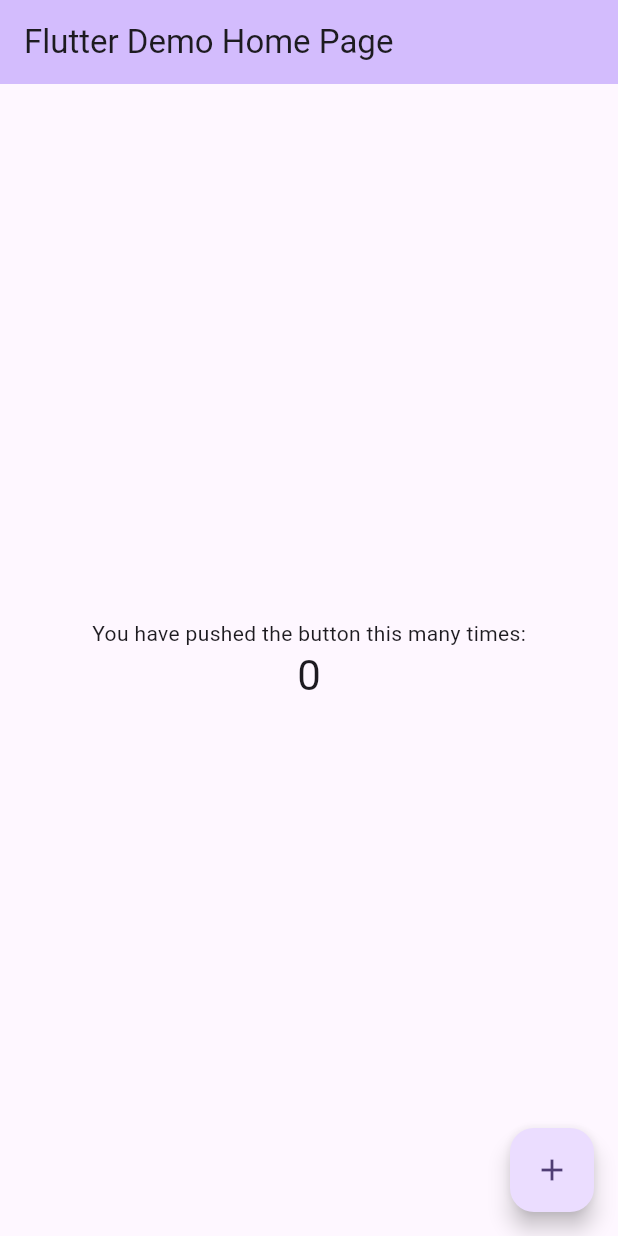
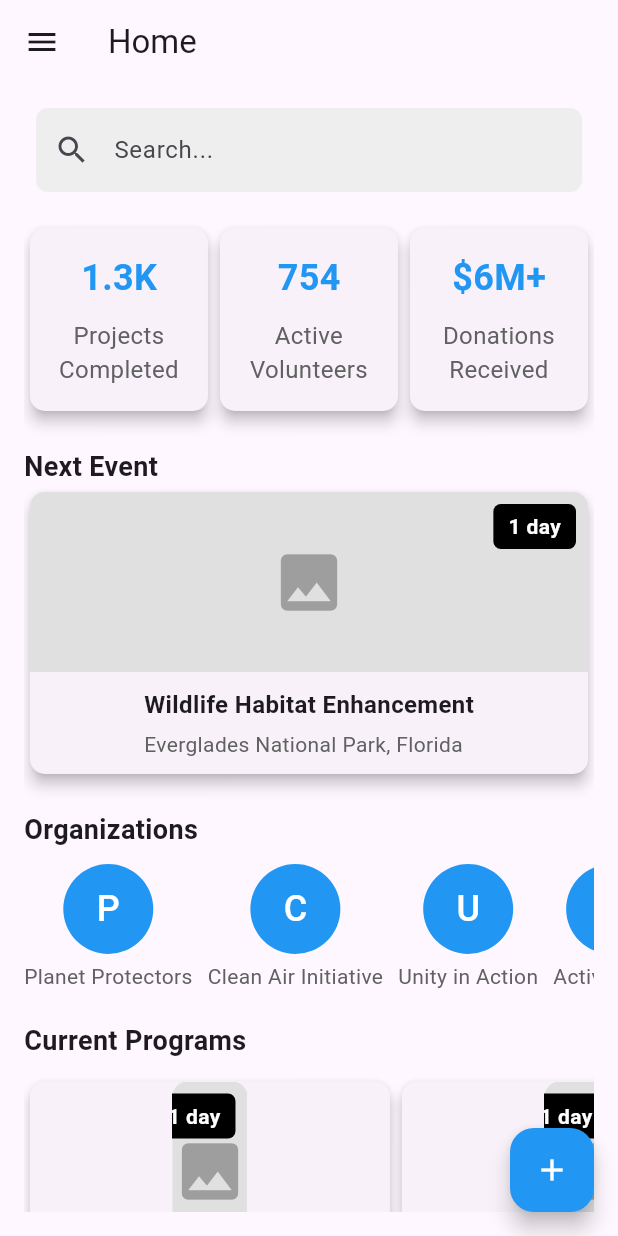
Before and after one commit to CodingBlinders/we4us, a Flutter app: the screen it shows after launch, on a phone screen of 412 x 824 dp. Run offline on Flutter 3.47's test engine with Material 3 defaults, Android fonts, the phone set to English and light mode, and no system bars; our stand-ins replace shared_preferences, toastification.

Commit message:
oragization dashboard

```diff
--- a/lib/main.dart
+++ b/lib/main.dart
@@ -1,4 +1,7 @@
 import 'package:flutter/material.dart';
+
+import 'login.dart';
+import 'organization_dashboard.dart';
 
 void main() {
   runApp(const MyApp());
@@ -31,95 +34,7 @@ class MyApp extends StatelessWidget {
         colorScheme: ColorScheme.fromSeed(seedColor: Colors.deepPurple),
         useMaterial3: true,
       ),
-      home: const MyHomePage(title: 'Flutter Demo Home Page'),
+      home: OrganizationDashboard(),
     );
   }
 }
-
-class MyHomePage extends StatefulWidget {
-  const MyHomePage({super.key, required this.title});
-
-  // This widget is the home page of your application. It is stateful, meaning
-  // that it has a State object (defined below) that contains fields that affect
-  // how it looks.
-
-  // This class is the configuration for the state. It holds the values (in this
-  // case the title) provided by the parent (in this case the App widget) and
-  // used by the build method of the State. Fields in a Widget subclass are
-  // always marked "final".
-
-  final String title;
-
-  @override
-  State<MyHomePage> createState() => _MyHomePageState();
-}
-
-class _MyHomePageState extends State<MyHomePage> {
-  int _counter = 0;
-
-  void _incrementCounter() {
-    setState(() {
-      // This call to setState tells the Flutter framework that something has
-      // changed in this State, which causes it to rerun the build method below
-      // so that the display can reflect the updated values. If we changed
-      // _counter without calling setState(), then the build method would not be
-      // called again, and so nothing would appear to happen.
-      _counter++;
-    });
-  }
-
-  @override
-  Widget build(BuildContext context) {
-    // This method is rerun every time setState is called, for instance as done
-    // by the _incrementCounter method above.
-    //
-    // The Flutter framework has been optimized to make rerunning build methods
-    // fast, so that you can just rebuild anything that needs updating rather
-    // than having to individually change instances of widgets.
-    return Scaffold(
-      appBar: AppBar(
-        // TRY THIS: Try changing the color here to a specific color (to
-        // Colors.amber, perhaps?) and trigger a hot reload to see the AppBar
-        // change color while the other colors stay the same.
-        backgroundColor: Theme.of(context).colorScheme.inversePrimary,
-        // Here we take the value from the MyHomePage object that was created by
-        // the App.build method, and use it to set our appbar title.
-        title: Text(widget.title),
-      ),
-      body: Center(
-        // Center is a layout widget. It takes a single child and positions it
-        // in the middle of the parent.
-        child: Column(
-          // Column is also a layout widget. It takes a list of children and
-          // arranges them vertically. By default, it sizes itself to fit its
-          // children horizontally, and tries to be as tall as its parent.
-          //
-          // Column has various properties to control how it sizes itself and
-          // how it positions its children. Here we use mainAxisAlignment to
-          // center the children vertically; the main axis here is the vertical
-          // axis because Columns are vertical (the cross axis would be
-          // horizontal).
-          //
-          // TRY THIS: Invoke "debug painting" (choose the "Toggle Debug Paint"
-          // action in the IDE, or press "p" in the console), to see the
-          // wireframe for each widget.
-          mainAxisAlignment: MainAxisAlignment.center,
-          children: <Widget>[
-            const Text(
-              'You have pushed the button this many times:',
-            ),
-            Text(
-              '$_counter',
-              style: Theme.of(context).textTheme.headlineMedium,
-            ),
-          ],
-        ),
-      ),
-      floatingActionButton: FloatingActionButton(
-        onPressed: _incrementCounter,
-        tooltip: 'Increment',
-        child: const Icon(Icons.add),
-      ), // This trailing comma makes auto-formatting nicer for build methods.
-    );
-  }
-}
--- /dev/null
+++ b/lib/organization_dashboard.dart
@@ -0,0 +1,370 @@
+import 'package:flutter/material.dart';
+import 'package:weforus/sidebar.dart';
+
+class OrganizationDashboard extends StatelessWidget {
+  @override
+  Widget build(BuildContext context) {
+    return Scaffold(
+      drawer: MyDrawer(),
+      appBar: AppBar(
+        title: const Text('Home'),
+        leading: Builder(
+          builder: (BuildContext context) {
+            return IconButton(
+              icon: const Icon(Icons.menu),
+              onPressed: () {
+                Scaffold.of(context).openDrawer();
+              },
+            );
+          },
+        ),
+      ),
+      body: Padding(
+        padding: const EdgeInsets.all(16.0),
+        child: ListView(
+          children: <Widget>[
+            SearchBar(
+              onSearch: (query) {
+                // Implement your search logic here
+              },
+            ),
+            SizedBox(height: 20),
+            Row(
+              mainAxisAlignment: MainAxisAlignment.spaceBetween,
+              children: <Widget>[
+                StatCard(title: 'Projects Completed', value: '1.3K'),
+                StatCard(title: 'Active Volunteers', value: '754'),
+                StatCard(title: 'Donations Received', value: '\$6M+'),
+              ],
+            ),
+            SizedBox(height: 20),
+            Text(
+              'Next Event',
+              style: TextStyle(fontSize: 18, fontWeight: FontWeight.bold),
+            ),
+            NextEventCard(nexteventname:'Wildlife Habitat Enhancement', nexteventtopic: 'Everglades National Park, Florida'),
+            SizedBox(height: 20),
+            Text(
+              'Organizations',
+              style: TextStyle(fontSize: 18, fontWeight: FontWeight.bold),
+            ),
+            SizedBox(height: 10),
+            SingleChildScrollView(
+              scrollDirection: Axis.horizontal,
+              child: Row(
+                children: <Widget>[
+                  OrganizationCard(name: 'Planet Protectors'),
+                  OrganizationCard(name: 'Clean Air Initiative'),
+                  OrganizationCard(name: 'Unity in Action'),
+                  OrganizationCard(name: 'Active Lives'),
+                  OrganizationCard(name: 'Hope Crusaders'),
+                ],
+              ),
+            ),
+            SizedBox(height: 20),
+            Text(
+              'Current Programs',
+              style: TextStyle(fontSize: 18, fontWeight: FontWeight.bold),
+            ),
+            SizedBox(height: 10),
+            // CurrentProgramCard(),
+            SingleChildScrollView(
+              scrollDirection: Axis.horizontal,
+              child: Row(
+                children: <Widget>[
+                  CurrentProgram(eventname:'Wildlife Habitat Enhancement', eventtopic: 'Everglades National Park, Florida'),
+                  CurrentProgram(eventname:'Wildlife Habitat Enhancement', eventtopic: 'Everglades National Park, Florida'),
+                  CurrentProgram(eventname:'Wildlife Habitat Enhancement', eventtopic: 'Everglades National Park, Florida'),
+                  CurrentProgram(eventname:'Wildlife Habitat Enhancement', eventtopic: 'Everglades National Park, Florida'),
+
+                ],
+              ),
+            ),
+          ],
+        ),
+      ),
+      floatingActionButton: FloatingActionButton(
+        onPressed: () {
+          // Implement your action here
+        },
+        foregroundColor: Colors.white,
+        backgroundColor: Colors.blue,
+        child: const Icon(Icons.add),
+      ),
+    );
+  }
+}
+
+class SearchBar extends StatefulWidget {
+  final Function(String) onSearch;
+
+  const SearchBar({Key? key, required this.onSearch}) : super(key: key);
+
+  @override
+  _SearchBarState createState() => _SearchBarState();
+}
+
+class _SearchBarState extends State<SearchBar> {
+  TextEditingController _controller = TextEditingController();
+
+  void _clearSearch() {
+    setState(() {
+      _controller.clear();
+      widget.onSearch('');
+    });
+  }
+
+  @override
+  Widget build(BuildContext context) {
+    return Padding(
+      padding: const EdgeInsets.symmetric(horizontal: 8.0),
+      child: TextField(
+        controller: _controller,
+        onChanged: widget.onSearch,
+        decoration: InputDecoration(
+          hintText: 'Search...',
+          prefixIcon: Icon(Icons.search),
+          suffixIcon: _controller.text.isNotEmpty
+              ? IconButton(
+            icon: Icon(Icons.clear),
+            onPressed: _clearSearch,
+          )
+              : null,
+          border: OutlineInputBorder(
+            borderRadius: BorderRadius.circular(8.0),
+            borderSide: BorderSide.none,
+          ),
+          filled: true,
+          fillColor: Colors.grey[200],
+        ),
+      ),
+    );
+  }
+}
+
+class StatCard extends StatelessWidget {
+  final String title;
+  final String value;
+
+  StatCard({required this.title, required this.value});
+
+  @override
+  Widget build(BuildContext context) {
+    return Expanded(
+      child: Card(
+        elevation: 4,
+        shape: RoundedRectangleBorder(borderRadius: BorderRadius.circular(10)),
+        child: Container(
+          padding: EdgeInsets.all(16.0),
+          child: Column(
+            crossAxisAlignment: CrossAxisAlignment.center,
+            children: <Widget>[
+              Text(
+                value,
+                style: TextStyle(fontSize: 24, fontWeight: FontWeight.bold, color: Colors.blue),
+              ),
+              SizedBox(height: 10),
+              Text(
+                title,
+                textAlign: TextAlign.center,
+                style: TextStyle(fontSize: 16, color: Colors.grey[700]),
+              ),
+            ],
+          ),
+        ),
+      ),
+    );
+  }
+}
+
+class NextEventCard extends StatelessWidget {
+  final String nexteventname,nexteventtopic;
+
+  NextEventCard({required this.nexteventname,required this.nexteventtopic});
+  @override
+  Widget build(BuildContext context) {
+    return Card(
+      elevation: 4,
+      shape: RoundedRectangleBorder(borderRadius: BorderRadius.circular(10.0)),
+      child: Column(
+        mainAxisSize: MainAxisSize.min,
+        children: <Widget>[
+          Stack(
+            children: <Widget>[
+              Container(
+                height: 120.0,
+                decoration: BoxDecoration(
+                  color: Colors.grey[300],
+                  borderRadius: BorderRadius.vertical(top: Radius.circular(10.0)),
+                ),
+                child: Center(
+                  child: Icon(
+                    Icons.image,
+                    size: 50.0,
+                    color: Colors.grey[500],
+                  ),
+                ),
+              ),
+              Positioned(
+                top: 8.0,
+                right: 8.0,
+                child: Container(
+                  padding: EdgeInsets.symmetric(horizontal: 10.0, vertical: 5.0),
+                  decoration: BoxDecoration(
+                    color: Colors.black,
+                    borderRadius: BorderRadius.circular(5.0),
+                  ),
+                  child: const Text(
+                    '1 day',
+                    style: TextStyle(
+                      color: Colors.white,
+                      fontWeight: FontWeight.bold,
+                    ),
+                  ),
+                ),
+              ),
+            ],
+          ),
+          Padding(
+            padding: EdgeInsets.all(10.0),
+            child: Column(
+              crossAxisAlignment: CrossAxisAlignment.start,
+              children: <Widget>[
+                Text(
+                  nexteventname,
+
+                  style: TextStyle(
+                    fontSize: 16.0,
+                    fontWeight: FontWeight.bold,
+                  ),
+                ),
+                const SizedBox(height: 5.0),
+                Text(
+                  nexteventtopic,
+                  style: TextStyle(
+                    fontSize: 14.0,
+                    color: Colors.grey[700],
+                  ),
+                ),
+              ],
+            ),
+          ),
+        ],
+      ),
+    );
+  }
+}
+
+class OrganizationCard extends StatelessWidget {
+  final String name;
+
+  OrganizationCard({required this.name});
+
+  @override
+  Widget build(BuildContext context) {
+    return Padding(
+      padding: const EdgeInsets.only(right: 10.0),
+      child: Column(
+        children: <Widget>[
+          CircleAvatar(
+            radius: 30,
+            backgroundColor: Colors.blue,
+            child: Text(
+              name[0],
+              style: TextStyle(fontSize: 24, color: Colors.white),
+            ),
+          ),
+          SizedBox(height: 5),
+          Text(
+            name,
+            textAlign: TextAlign.center,
+            style: TextStyle(fontSize: 14, color: Colors.grey[700]),
+          ),
+        ],
+      ),
+    );
+  }
+}
+
+
+
+
+class CurrentProgram extends StatelessWidget {
+  final String eventname,eventtopic;
+
+  CurrentProgram({required this.eventname,required this.eventtopic});
+  @override
+  Widget build(BuildContext context) {
+    return Card(
+      elevation: 4,
+      shape: RoundedRectangleBorder(borderRadius: BorderRadius.circular(10.0)),
+      child: Column(
+        mainAxisSize: MainAxisSize.min,
+        children: <Widget>[
+          Stack(
+            children: <Widget>[
+              Container(
+                height: 120.0,
+                decoration: BoxDecoration(
+                  color: Colors.grey[300],
+                  borderRadius: BorderRadius.vertical(
+                      top: Radius.circular(10.0)),
+                ),
+                child: Center(
+                  child: Icon(
+                    Icons.image,
+                    size: 50.0,
+                    color: Colors.grey[500],
+                  ),
+                ),
+              ),
+              Positioned(
+                top: 8.0,
+                right: 8.0,
+                child: Container(
+                  padding: EdgeInsets.symmetric(
+                      horizontal: 10.0, vertical: 5.0),
+                  decoration: BoxDecoration(
+                    color: Colors.black,
+                    borderRadius: BorderRadius.circular(5.0),
+                  ),
+                  child: const Text(
+                    '1 day',
+                    style: TextStyle(
+                      color: Colors.white,
+                      fontWeight: FontWeight.bold,
+                    ),
+                  ),
+                ),
+              ),
+            ],
+          ),
+          Padding(
+            padding: EdgeInsets.all(10.0),
+            child: Column(
+              crossAxisAlignment: CrossAxisAlignment.start,
+              children: <Widget>[
+                Text(
+                  eventname,
+
+                  style: TextStyle(
+                    fontSize: 16.0,
+                    fontWeight: FontWeight.bold,
+                  ),
+                ),
+                const SizedBox(height: 5.0),
+                Text(
+                  eventtopic,
+                  style: TextStyle(
+                    fontSize: 14.0,
+                    color: Colors.grey[700],
+                  ),
+                ),
+              ],
+            ),
+          ),
+        ],
+      ),
+    );
+  }
+}
```
Also changed, not shown: lib/login.dart (+15 -11 lines), lib/searchbar.dart (added, +82 -0 lines), lib/sidebar.dart (added, +65 -0 lines), pubspec.lock.
